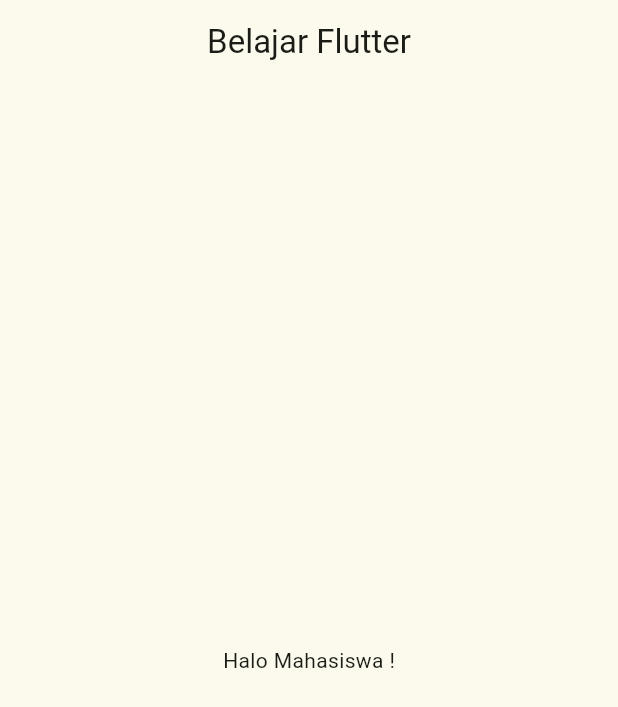
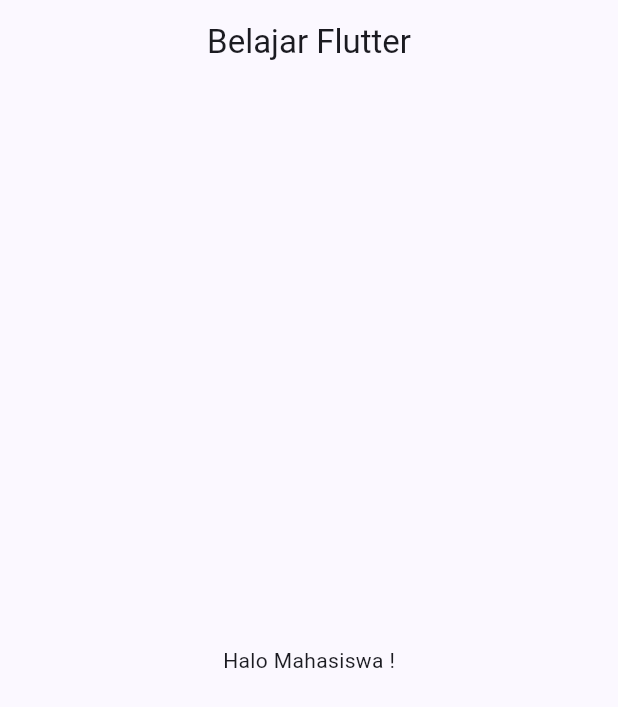
Before and after one commit to RizlH/Meet4Dart-MaterialApp-, a Flutter app: the screen it shows after launch, on a phone screen of 412 x 824 dp. Shown: the top 707 px of the screen. Run offline on Flutter 3.47's test engine with Material 3 defaults, Android fonts, the phone set to English and light mode, and no system bars.

Commit message:
Latihan 2

```diff
--- a/materialapp/lib/main.dart
+++ b/materialapp/lib/main.dart
@@ -11,11 +11,11 @@ class MyApp extends StatelessWidget {
   Widget build(BuildContext context) {
     return MaterialApp(
       debugShowCheckedModeBanner: false,
-      title: 'Aplikasi Mahasiswa',// Latihan 1 Ubah title aplikasi
+      title: 'Aplikasi Mahasiswa', // Latihan 1 Ubah title aplikasi
       home: MyHome(),
       theme: ThemeData(
         useMaterial3: true,
-        colorScheme: ColorScheme.fromSeed(seedColor: const Color.fromARGB(255, 184, 214, 15))
+        colorScheme: ColorScheme.fromSeed(seedColor: const Color.fromARGB(255, 17, 0, 255)) // Latihan 2 Ganti seedColor
       ),
     );
   }
```
